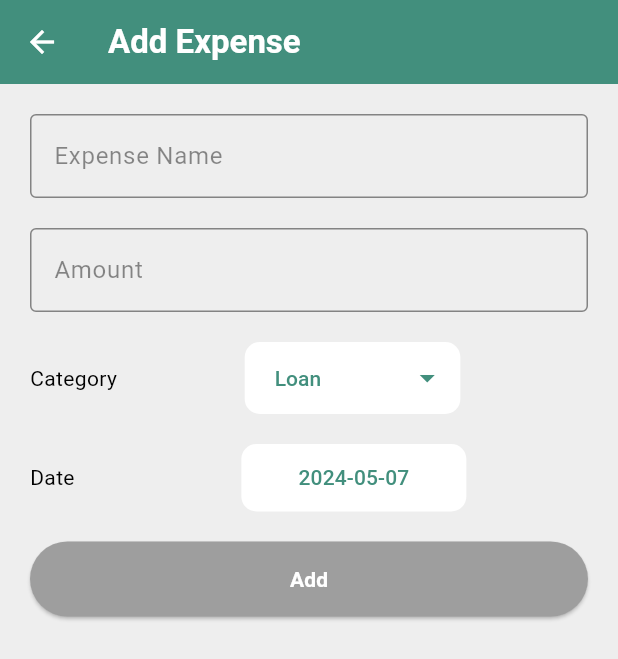
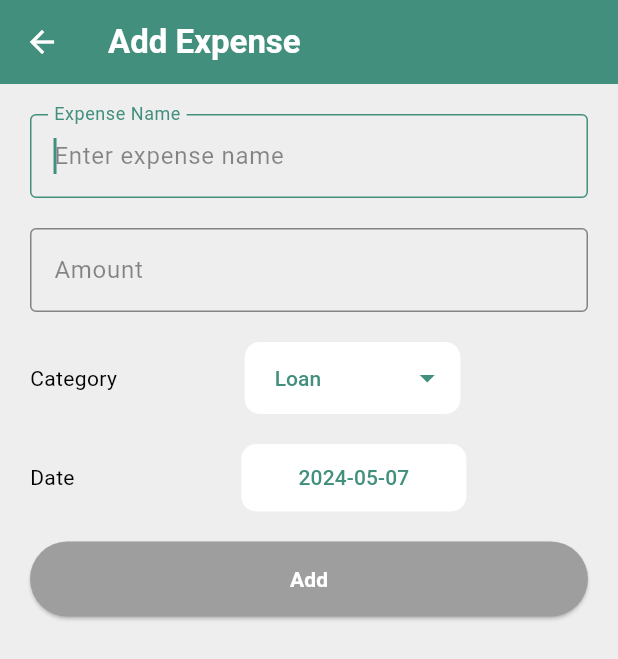
Before and after one commit to balaganeshbala/budgetpro, a Flutter app: the AddExpensePage screen opened directly with empty values, on a phone screen of 412 x 824 dp. Shown: the top 659 px of the screen. Run offline on Flutter 3.47's test engine with Material 3 defaults, Android fonts, the phone set to English and light mode, and no system bars; our stand-ins replace bloc, fl_chart, flutter_bloc; network calls fail.

Commit message:
UX improvement

```diff
--- a/lib/pages/home/ui/budget_list_widget.dart
+++ b/lib/pages/home/ui/budget_list_widget.dart
@@ -19,8 +19,8 @@
           color: isEnabled
               ? AppColors.primaryColor.withAlpha(50)
               : AppColors.iconColor.withAlpha(10),
-          borderRadius: BorderRadius.all(Radius.circular(5))),
-      padding: EdgeInsets.all(5),
+          borderRadius: const BorderRadius.all(Radius.circular(5))),
+      padding: const EdgeInsets.all(5),
       child: Icon(
         UIUtils.iconForCategory(budget.category),
         color: isEnabled
--- a/lib/pages/new_expense/ui/new_expense_page.dart
+++ b/lib/pages/new_expense/ui/new_expense_page.dart
@@ -47,6 +47,7 @@
   final _newExpenseBloc = NewExpenseBloc();
   final _nameTextEditingController = TextEditingController();
   final _amountTextEditingController = TextEditingController();
+  final _nameFocusNode = FocusNode();
 
   @override
   void initState() {
@@ -80,6 +81,7 @@
                               if (state.runtimeType ==
                                   NewExpensePageLoadedState) {
                                 _nameTextEditingController.clear();
+                                _nameFocusNode.requestFocus();
                                 _amountTextEditingController.clear();
                                 _newExpenseBloc
                                     .add(NewExpenseNameValueChanged(value: ''));
@@ -93,6 +95,7 @@
                                   ExpenseNameField(
                                       nameTextEditingController:
                                           _nameTextEditingController,
+                                      focusNode: _nameFocusNode,
                                       newExpenseBloc: _newExpenseBloc),
                                   const SizedBox(height: 20),
                                   ExpenseAmountField(
@@ -327,18 +330,23 @@
   const ExpenseNameField({
     super.key,
     required TextEditingController nameTextEditingController,
+    required FocusNode focusNode,
     required NewExpenseBloc newExpenseBloc,
   })  : _nameTextEditingController = nameTextEditingController,
+        _focusNode = focusNode,
         _newExpenseBloc = newExpenseBloc;
 
   final TextEditingController _nameTextEditingController;
+  final FocusNode _focusNode;
   final NewExpenseBloc _newExpenseBloc;
 
   @override
   Widget build(BuildContext context) {
     return TextField(
+      focusNode: _focusNode,
       controller: _nameTextEditingController,
       inputFormatters: [LengthLimitingTextInputFormatter(25)],
+      textCapitalization: TextCapitalization.words,
       decoration: const InputDecoration(
         labelText: 'Expense Name',
         hintText: 'Enter expense name',
```
